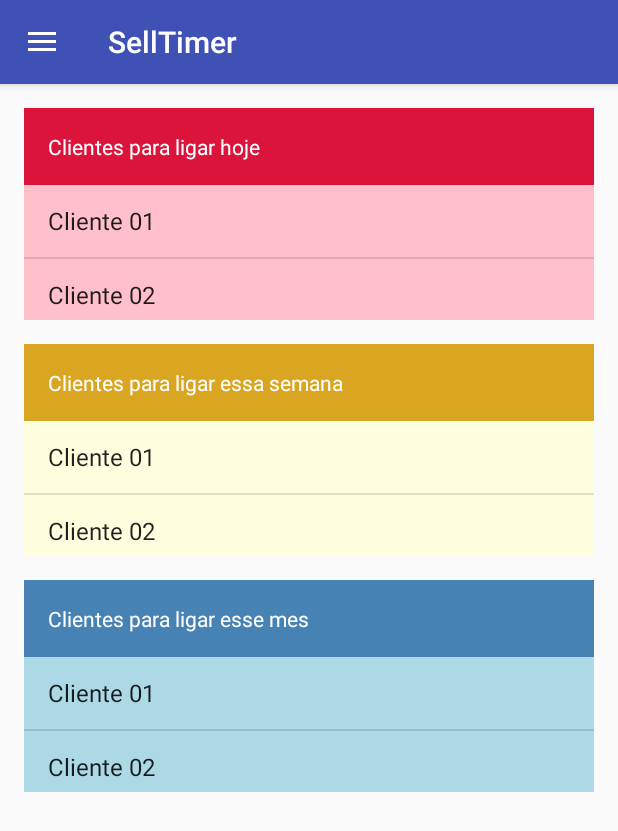
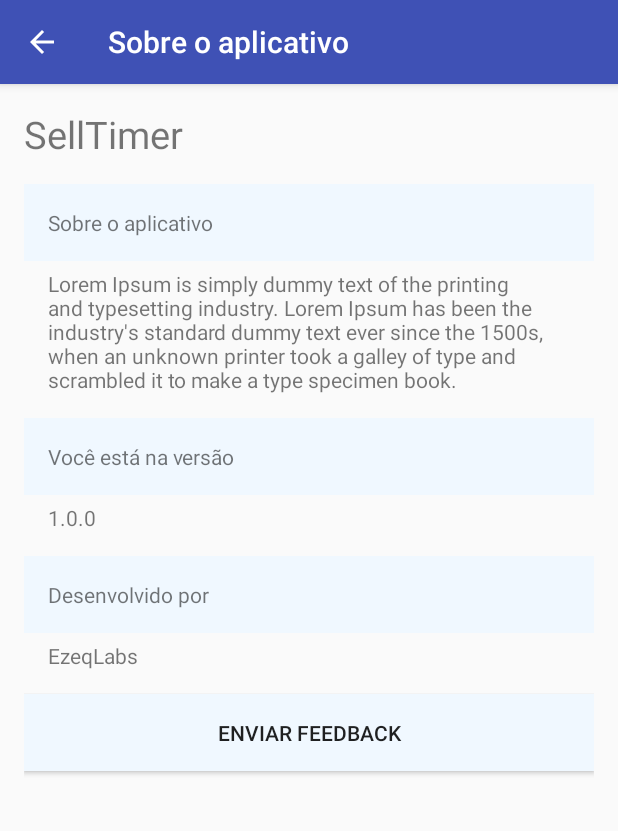
Before and after one commit to ezeqlabs/selltimer, an Android app: the screen it shows after launch (MainActivity before the commit, SobreActivity after it), in the side drawer, after a tap on "Sobre", on a phone screen of 412 x 824 dp. Shown: the top 831 px of the screen. Run offline under Robolectric (Android 15) with nearby library versions, the phone set to English and light mode, and no system bars.

Commit message:
Criando tela de informações do aplicativo

```diff
--- a/app/src/main/AndroidManifest.xml
+++ b/app/src/main/AndroidManifest.xml
@@ -34,6 +34,9 @@
         <activity
             android:name=".CadastroContatoActivity"
             android:label="@string/title_activity_cadastro_contato" />
+        <activity
+            android:name=".SobreActivity"
+            android:label="@string/title_activity_sobre"/>
     </application>
 
 </manifest>
--- a/app/src/main/java/br/com/ezeqlabs/selltimer/MainActivity.java
+++ b/app/src/main/java/br/com/ezeqlabs/selltimer/MainActivity.java
@@ -102,6 +102,11 @@ public class MainActivity extends AppCompatActivity
             case R.id.novo_cliente_sidemenu:
                 tela = new Intent(this, CadastroClientesActivity.class);
                 break;
+
+            // SOBRE
+            case R.id.info_sidemenu:
+                tela = new Intent(this, SobreActivity.class);
+                break;
         }
 
         if(tela != null){
--- /dev/null
+++ b/app/src/main/java/br/com/ezeqlabs/selltimer/SobreActivity.java
@@ -0,0 +1,33 @@
+package br.com.ezeqlabs.selltimer;
+
+import android.support.v7.app.AppCompatActivity;
+import android.os.Bundle;
+import android.view.MenuItem;
+import android.view.View;
+
+public class SobreActivity extends AppCompatActivity {
+
+    @Override
+    protected void onCreate(Bundle savedInstanceState) {
+        super.onCreate(savedInstanceState);
+        setContentView(R.layout.activity_sobre);
+
+        getSupportActionBar().setDisplayHomeAsUpEnabled(true);
+        getSupportActionBar().setDisplayShowHomeEnabled(true);
+    }
+
+    @Override
+    public boolean onOptionsItemSelected(MenuItem item){
+        switch (item.getItemId()){
+            case android.R.id.home:
+                this.finish();
+                return true;
+            default:
+                return super.onOptionsItemSelected(item);
+        }
+    }
+
+    public void enviarFeedback(View v){
+
+    }
+}
--- /dev/null
+++ b/app/src/main/res/layout/activity_sobre.xml
@@ -0,0 +1,69 @@
+<?xml version="1.0" encoding="utf-8"?>
+<ScrollView xmlns:android="http://schemas.android.com/apk/res/android"
+    xmlns:tools="http://schemas.android.com/tools"
+    android:layout_width="match_parent"
+    android:layout_height="match_parent"
+    tools:context="br.com.ezeqlabs.selltimer.SobreActivity">
+
+    <LinearLayout
+        android:layout_width="match_parent"
+        android:layout_height="wrap_content"
+        android:orientation="vertical"
+        android:paddingBottom="@dimen/activity_vertical_margin"
+        android:paddingLeft="@dimen/activity_horizontal_margin"
+        android:paddingRight="@dimen/activity_horizontal_margin"
+        android:paddingTop="@dimen/activity_vertical_margin"
+        >
+
+        <TextView
+            style="@style/TituloCliente"
+            android:text="@string/app_name"
+            />
+
+        <TextView
+            style="@style/TituloInformacao"
+            android:text="@string/sobre_app"
+            />
+
+        <TextView
+            android:layout_width="match_parent"
+            android:layout_height="wrap_content"
+            android:text="Lorem Ipsum is simply dummy text of the printing and typesetting industry. Lorem Ipsum has been the industry's standard dummy text ever since the 1500s, when an unknown printer took a galley of type and scrambled it to make a type specimen book."
+            android:paddingLeft="16dp"
+            android:paddingRight="16dp"
+            />
+
+        <TextView
+            style="@style/TituloInformacao"
+            android:text="@string/versao_sobre_app" />
+
+        <TextView
+            android:layout_width="match_parent"
+            android:layout_height="wrap_content"
+            android:text="1.0.0"
+            android:paddingLeft="16dp"
+            android:paddingRight="16dp"
+            />
+
+        <TextView
+            style="@style/TituloInformacao"
+            android:text="@string/desenvolvido_sobre_app" />
+
+        <TextView
+            android:layout_width="match_parent"
+            android:layout_height="wrap_content"
+            android:text="@string/ezeqlabs"
+            android:paddingLeft="16dp"
+            android:paddingRight="16dp"
+            />
+
+        <Button
+            style="@style/TituloInformacao"
+            android:text="@string/feedback_sobre_app"
+            android:gravity="center"
+            android:onClick="enviarFeedback"
+            />
+
+    </LinearLayout>
+
+</ScrollView>
--- a/app/src/main/res/values/strings.xml
+++ b/app/src/main/res/values/strings.xml
@@ -1,5 +1,6 @@
 <resources>
     <string name="app_name">SellTimer</string>
+    <string name="ezeqlabs">EzeqLabs</string>
 
     <!-- MENUS -->
     <string name="title_clientes_sidemenu">Clientes</string>
@@ -58,4 +59,11 @@
     <string name="interesse_detalhe_contato">Nível de interesse:</string>
     <string name="descricao_detalhe_contato">Descrição do contato:</string>
 
+    <!-- SOBRE ACTIVITY -->
+    <string name="title_activity_sobre">Sobre o aplicativo</string>
+    <string name="sobre_app">Sobre o aplicativo</string>
+    <string name="versao_sobre_app">Você está na versão</string>
+    <string name="desenvolvido_sobre_app">Desenvolvido por</string>
+    <string name="feedback_sobre_app">Enviar feedback</string>
+
 </resources>
```
